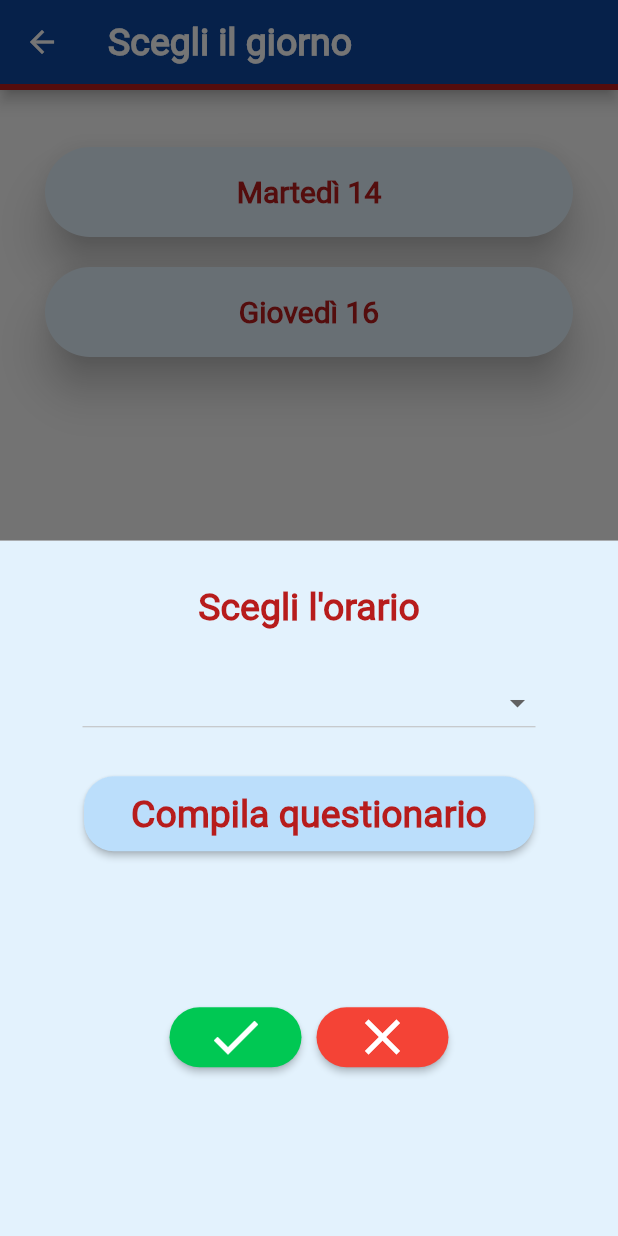
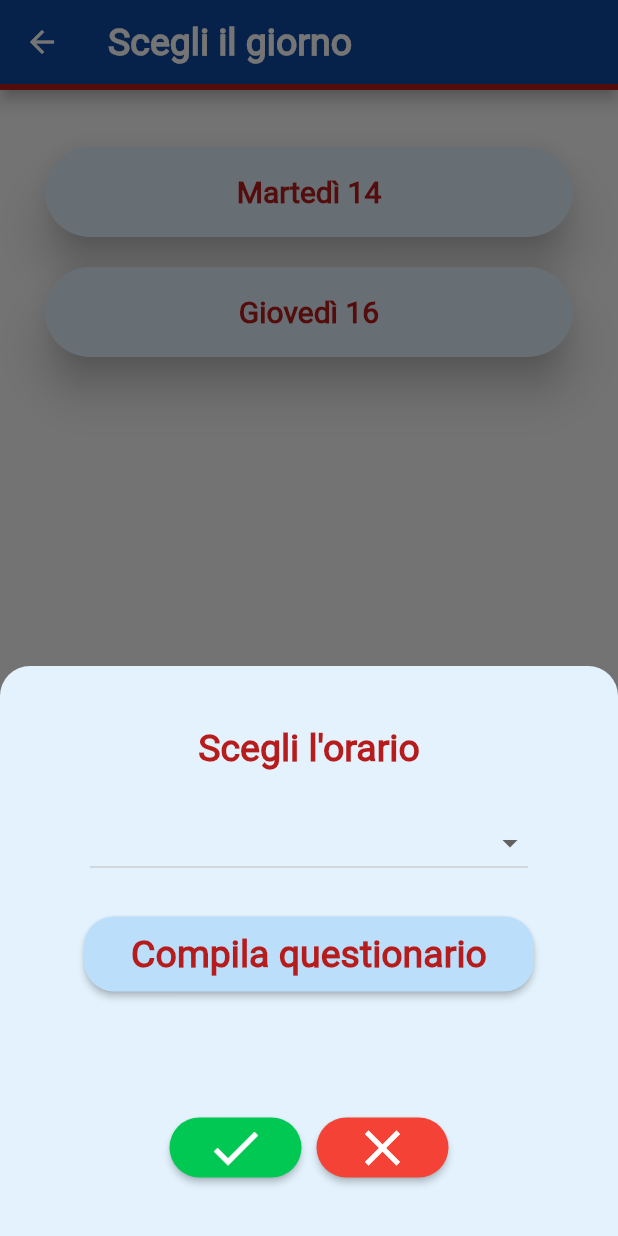
Before and after one commit to LuciaPasseri/AnAvis, a Flutter app: the SchermataSceltaData screen opened directly, after a tap on "Martedì 14", on a phone screen of 412 x 824 dp. Run offline on Flutter 3.47's test engine with Material 2 defaults, Android fonts, the phone set to English and light mode, and no system bars; network calls fail.

Commit message:
[UPDATE] Fix vari

```diff
--- a/frontend/an_avis/lib/views/schermata_orario.dart
+++ b/frontend/an_avis/lib/views/schermata_orario.dart
@@ -1,5 +1,6 @@
-import 'package:an_avis/views/schermata_questionario.dart';
+import 'package:an_avis/views/schermata_donatori.dart';
 import "package:flutter/material.dart";
+import 'package:flutter/scheduler.dart';
 
 class SchermataOrario extends StatefulWidget {
   final String giorno;
@@ -29,10 +30,20 @@ class _SchermataOrarioState extends State<SchermataOrario> {
   @override
   Widget build(BuildContext context) {
     return Container(
-      padding: EdgeInsets.all(30),
+      height: 380,
+      color: Color(0xFF737373),
+      child: Container(
+        decoration: BoxDecoration(
             color: Colors.blue[50],
+            borderRadius: new BorderRadius.only(
+                topLeft: const Radius.circular(20.0),
+                topRight: const Radius.circular(20.0))),
+        padding: EdgeInsets.all(35),
         child: Column(
           children: <Widget>[
+            SizedBox(
+              height: 5,
+            ),
             Text(
               "Scegli l'orario",
               style: TextStyle(
@@ -84,7 +95,7 @@ class _SchermataOrarioState extends State<SchermataOrario> {
               ),
             ),
             SizedBox(
-            height: 100,
+              height: 80,
             ),
             Row(
               mainAxisAlignment: MainAxisAlignment.center,
@@ -118,7 +129,8 @@ class _SchermataOrarioState extends State<SchermataOrario> {
                       borderRadius: BorderRadius.all(Radius.circular(100)),
                     ),
                     onPressed: () {
-                    Navigator.popUntil(context, ModalRoute.withName(Navigator.defaultRouteName));
+                      Navigator.pushNamedAndRemoveUntil(
+                          context, "/donatore", (route) => route.isFirst);
                     },
                   ),
                 ),
@@ -126,6 +138,7 @@ class _SchermataOrarioState extends State<SchermataOrario> {
             ),
           ],
         ),
+      ),
     );
   }
 }
--- a/frontend/an_avis/lib/views/schermata_questionario.dart
+++ b/frontend/an_avis/lib/views/schermata_questionario.dart
@@ -93,8 +93,8 @@ class _SchermataQuestionarioState extends State<SchermataQuestionario> {
                     borderRadius: BorderRadius.all(Radius.circular(100)),
                   ),
                   onPressed: () {
-                    Navigator.popUntil(
-                        context, ModalRoute.withName("/sceltaMese"));
+                    Navigator.pushNamedAndRemoveUntil(
+                        context, "/donatore", (route) => route.isFirst);
                   },
                 ),
               ),
--- a/frontend/an_avis/lib/views/schermata_scelta_data.dart
+++ b/frontend/an_avis/lib/views/schermata_scelta_data.dart
@@ -1,6 +1,5 @@
 import 'package:an_avis/views/schermata_orario.dart';
 import 'package:an_avis/widgets/pulsante_giorno.dart';
-import 'package:an_avis/widgets/pulsante_listview.dart';
 import "package:flutter/material.dart";
 
 class SchermataSceltaData extends StatefulWidget {
--- a/frontend/an_avis/lib/widgets/pulsante_mese.dart
+++ b/frontend/an_avis/lib/widgets/pulsante_mese.dart
@@ -28,7 +28,7 @@ class PulsanteMese extends StatelessWidget {
         ),
       ),
       textColor: Colors.white,
-      color: Colors.blue[900],
+      color: Colors.blue[800],
       onPressed: () {
         _navigateToRoute(meseIntero, context);
       },
```
Also changed, not shown: frontend/an_avis/lib/views/schermata_aggiunta_prenotazione.dart (+9 -4 lines), frontend/an_avis/lib/views/schermata_registrazione_donatore.dart (+8 -3 lines), frontend/an_avis/lib/views/schermata_scelta_sede.dart (+7 -4 lines), frontend/an_avis/lib/services/route_generator.dart (line endings or trailing spaces). Lines whose indentation alone changed are shown as unchanged.
